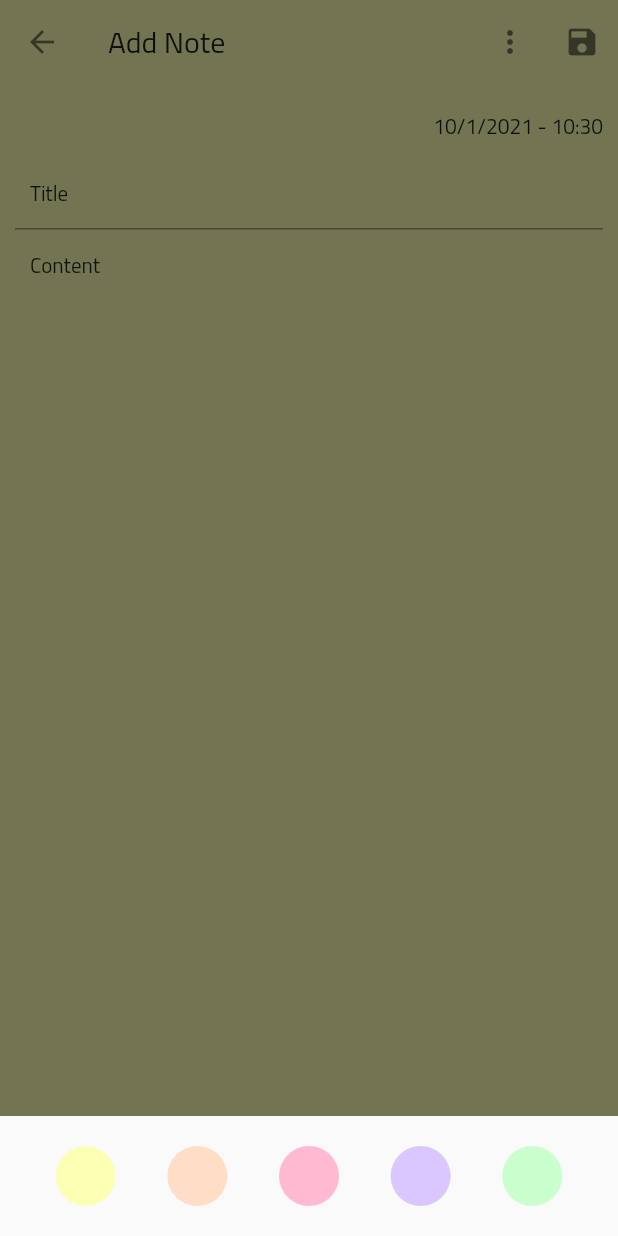
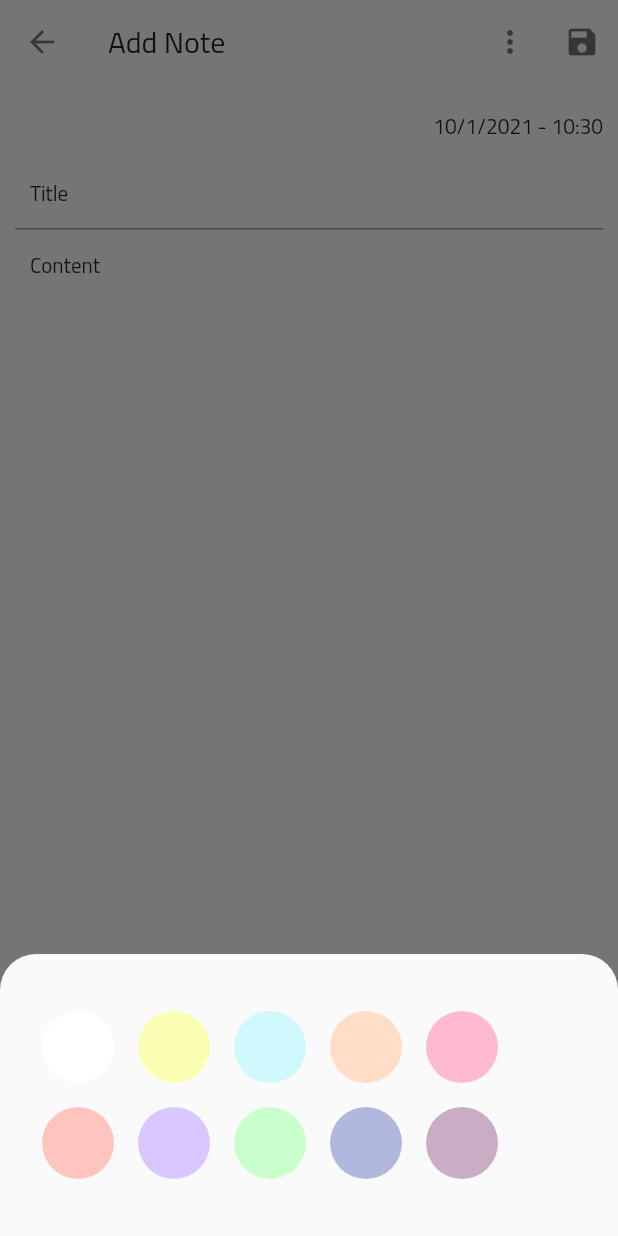
Before and after one commit to syomna/Yumi-Note, a Flutter app: the Add screen opened directly, after a tap on the "more vert" icon, on a phone screen of 412 x 824 dp. Run offline on Flutter 3.47's test engine with Material 2 defaults, Android fonts, the phone set to English and light mode, and no system bars; our stand-ins replace animated_splash_screen, bloc, flutter_bloc, fluttertoast, shared_preferences, sqflite; accounts and stored records are empty.

Commit message:
some changes

```diff
--- a/lib/UI/constants/constants.dart
+++ b/lib/UI/constants/constants.dart
@@ -2,7 +2,7 @@ import 'package:flutter/material.dart';
 import 'package:fluttertoast/fluttertoast.dart';
 import 'package:intl/intl.dart';
 
-Color kMyPrimaryColor = Color(0xFFfbffb3);
+Color kMyPrimaryColor = Color(0xFFffffff);
 Color kBackgroundColor = Color(0xFFED686E);
 Color kErrorColor = Colors.red;
 Color kDarkModeColor = Color(0xFF292826);
@@ -36,9 +36,14 @@ navigateAndRemove(context, widget) => Navigator.of(context).pushAndRemoveUntil(
     MaterialPageRoute(builder: (context) => widget), (route) => false);
 
 List<int> kColorPickerList = [
+  0xFFffffff,
   0xFFfbffb3,
+  0xFFcff9fc,
   0xFFffddc7,
   0xFFffbad1,
+  0xFFffc4bd,
   0xFFdbc7ff,
-  0xFFc9ffcc
+  0xFFc9ffcc,
+  0xFFb1b8de,
+  0xFFc9adc4
 ];
--- a/lib/UI/screens/add.dart
+++ b/lib/UI/screens/add.dart
@@ -90,7 +90,7 @@ class Add extends StatelessWidget {
         screenName,
         style: Theme.of(context).textTheme.headline6,
       ),
-      backgroundColor: containerColor(cubit , isDarkAppBar: true),
+      backgroundColor: containerColor(cubit, isDarkAppBar: true),
       actions: [
         cubit.isDark
             ? SizedBox()
@@ -129,28 +129,35 @@ class Add extends StatelessWidget {
 
   Future buildShowModalBottomSheet(NoteCubit cubit, BuildContext context) {
     return showModalBottomSheet(
+        shape: RoundedRectangleBorder(
+            borderRadius: BorderRadius.only(
+                topLeft: Radius.circular(24), topRight: Radius.circular(24))),
+        clipBehavior: Clip.antiAliasWithSaveLayer,
         context: context,
         builder: (context) => BottomSheet(
             onClosing: () {
               Navigator.of(context).pop();
             },
             builder: (context) => Padding(
-                  padding: const EdgeInsets.all(20),
+                  padding: const EdgeInsets.fromLTRB(20, 30, 20, 30),
                   child: colorPickerBar(cubit, context),
                 )));
   }
 
   Widget colorPickerBar(NoteCubit cubit, context) {
-    return Row(
-        mainAxisAlignment: MainAxisAlignment.spaceAround,
+    return Wrap(
         children: kColorPickerList
             .map((e) => InkWell(
                   onTap: () {
                     cubit.changeBackgroundColor(e);
                     Navigator.of(context).pop();
                   },
-                  child: CircleAvatar(
-                    backgroundColor: Color(e),
+                  child: Padding(
+                    padding: const EdgeInsets.all(8.0),
+                    child: CircleAvatar(
+                      radius: 24,
+                      backgroundColor: Color(e),
+                    ),
                   ),
                 ))
             .toList());
--- a/lib/UI/widgets/noteCard.dart
+++ b/lib/UI/widgets/noteCard.dart
@@ -30,13 +30,13 @@ class NoteCard extends StatelessWidget {
                     color: cubit.isDark ? Colors.white : Colors.black),
               ),
               Text(
-                '${note.time}',
+                '${note.editTime}',
                 style: TextStyle(
                     height: 1,
                     color: cubit.isDark ? Colors.white : Colors.black),
               ),
               Text(
-                '${note.date}',
+                '${note.editDate}',
                 style: TextStyle(
                     color: cubit.isDark ? Colors.white : Colors.black),
               )
--- a/lib/core/bloc/note_cubit/note_cubit.dart
+++ b/lib/core/bloc/note_cubit/note_cubit.dart
@@ -28,7 +28,7 @@ class NoteCubit extends Cubit<NoteStates> {
 
       notes = list.map((e) => Note.fromMap(e)).toList();
       notes.sort(
-          (a, b) => '${b.date} ${b.time}'.compareTo('${a.date} ${a.time}'));
+          (a, b) => '${b.editDate} ${b.editTime}'.compareTo('${a.editDate} ${a.editTime}'));
       emit(NoteGetNoteSuccessState());
     } catch (error) {
       emit(NoteGetNoteErrorState(error.toString()));
```
Also changed, not shown: lib/UI/screens/details.dart (+4 -3 lines).
